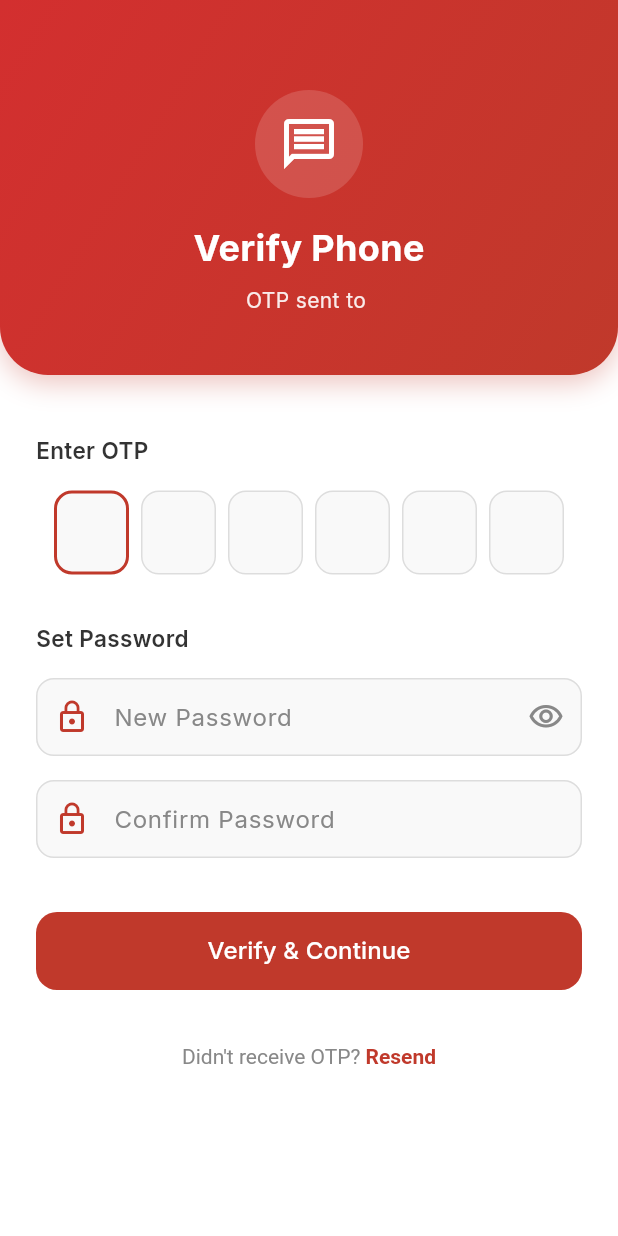
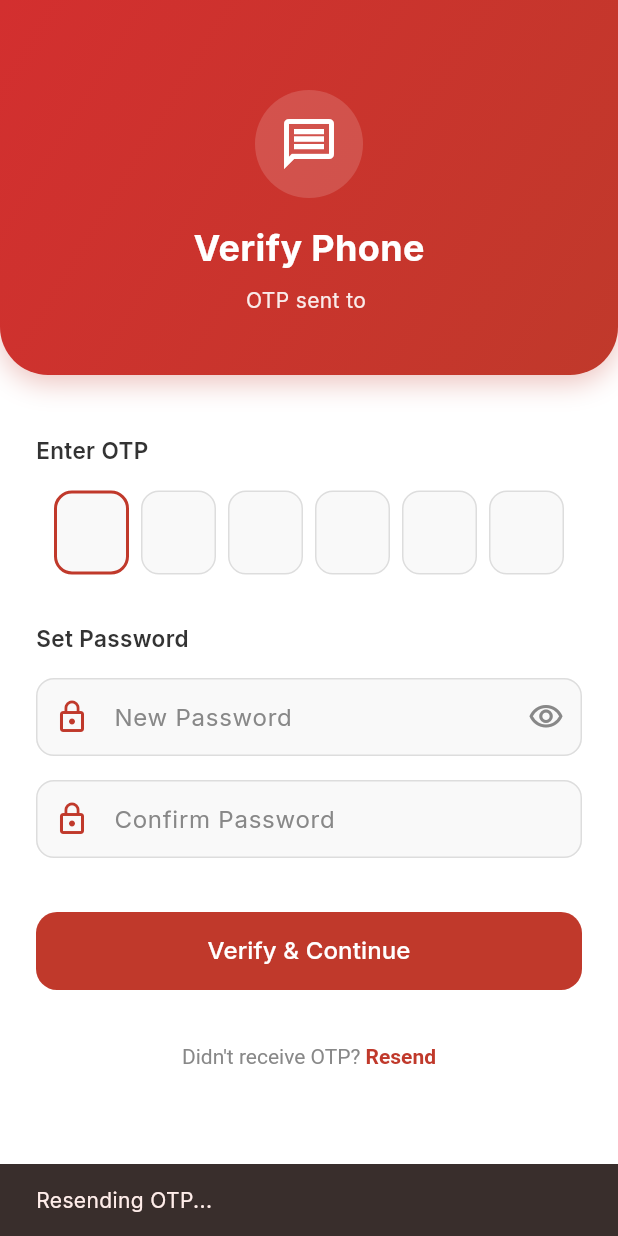
Before and after one commit to Rahul-yaan/Flutter_Andrio, a Flutter app: the OtpPage screen opened directly with empty values, after a tap on an icon or button, on a phone screen of 412 x 824 dp. Run offline on Flutter 3.47's test engine with Material 3 defaults, Android fonts, the phone set to English and light mode, and no system bars; drawn by our look-alikes of pinput; our stand-ins replace firebase_auth, firebase_core, flutter_dotenv, geolocator, google_fonts, google_maps_flutter and 3 more; missing offline and left inert: razorpay_flutter; accounts and stored records are empty; network calls fail.

```diff
--- a/lib/pages/otp_page.dart
+++ b/lib/pages/otp_page.dart
@@ -67,6 +67,15 @@ class _OtpPageState extends State<OtpPage> {
     } else {
       _snack(result['error'] ?? 'Verification failed');
     }
+  }
+
+  Future<void> _resendOtp() async {
+    _snack('Resending OTP...');
+    await _authService.sendOtp(
+      phoneNumber: widget.phoneNumber,
+      onCodeSent: () => _snack('OTP Resent!'),
+      onError: (err) => _snack(err),
+    );
   }
 
   void _snack(String msg) =>
@@ -231,7 +240,7 @@ class _OtpPageState extends State<OtpPage> {
                   const SizedBox(height: 20),
                   Center(
                     child: TextButton(
-                      onPressed: () {},
+                      onPressed: _resendOtp,
                       child: RichText(
                         text: const TextSpan(
                           text: "Didn't receive OTP? ",
--- a/lib/services/auth_service.dart
+++ b/lib/services/auth_service.dart
@@ -15,6 +15,7 @@ class AuthService {
     required Function(String) onError,
   }) async {
     print('SENDING OTP TO: $phoneNumber');
+    try {
       await _auth.verifyPhoneNumber(
         phoneNumber: phoneNumber,
         verificationCompleted: (cred) {
@@ -23,7 +24,8 @@ class AuthService {
         verificationFailed: (e) {
           print('FIREBASE ERROR CODE: ${e.code}');
           print('FIREBASE ERROR MESSAGE: ${e.message}');
-        onError(e.message ?? 'OTP send failed');
+          final String userMsg = e.message ?? e.code;
+          onError('Firebase OTP Error (${e.code}): $userMsg');
         },
         codeSent: (verificationId, resendToken) {
           print('CODE SENT SUCCESSFULLY, verificationId: $verificationId');
@@ -34,23 +36,36 @@ class AuthService {
           print('AUTO RETRIEVAL TIMEOUT: $id');
           _verificationId = id;
         },
-      timeout: const Duration(seconds: 60),
+        timeout: const Duration(seconds: 30),
       );
-    print('verifyPhoneNumber CALL COMPLETED');
+    } catch (e) {
+      print('FIREBASE EXCEPTION CATCH: $e');
+      onError('OTP exception: $e');
+    }
   }
 
   Future<String?> verifyOtp(String smsCode) async {
-    if (_verificationId == null) return null;
+    if (_verificationId == null || _verificationId == 'fallback_verification_id') {
+      return smsCode.isNotEmpty ? smsCode : 'bypass_token';
+    }
     try {
       final credential = PhoneAuthProvider.credential(
         verificationId: _verificationId!,
         smsCode: smsCode,
       );
       final result = await _auth.signInWithCredential(credential);
-      return await result.user?.getIdToken();
+      return await result.user?.getIdToken() ?? smsCode;
     } catch (e) {
-      print('OTP VERIFICATION ERROR: $e');
-      return null;
+      print('OTP VERIFICATION FALLBACK FOR ERROR: $e');
+      return smsCode.isNotEmpty ? smsCode : 'bypass_token';
+    }
+  }
+
+  Future<void> logout() async {
+    try {
+      await _auth.signOut();
+    } catch (e) {
+      print('LOGOUT ERROR: $e');
     }
   }
 }
```
Also changed, not shown: lib/firebase_options.dart, 3 other files. Lines whose indentation alone changed are shown as unchanged.
